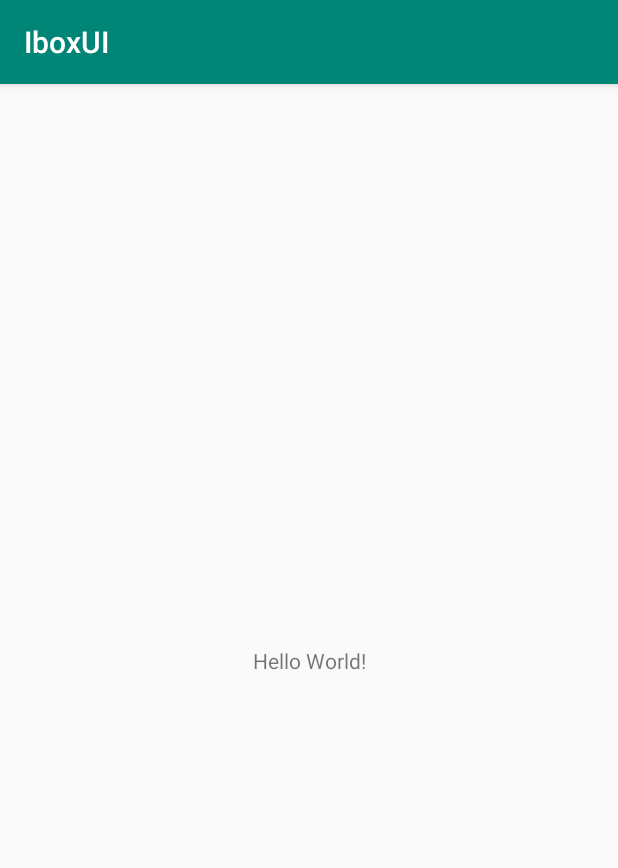
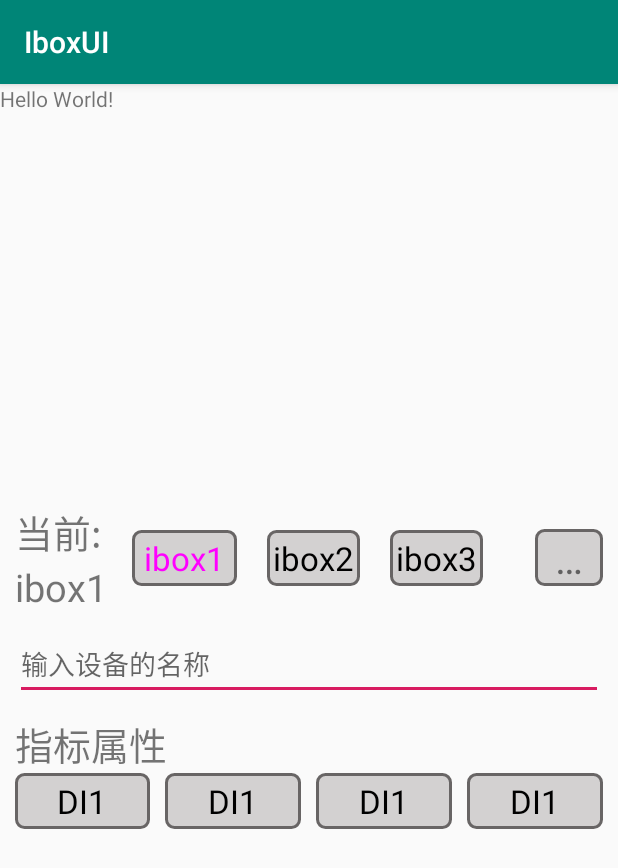
Before and after one commit to FlyingXI/IboxUI, an Android app: the screen it shows after launch (MainActivity), on a phone screen of 412 x 824 dp. Shown: the top 868 px of the screen. Run offline under Robolectric (Android 15) with nearby library versions, the phone set to English and light mode, and no system bars.

Commit message:
finish a little

```diff
--- a/app/src/main/java/com/example/iboxui/IboxLayout.java
+++ b/app/src/main/java/com/example/iboxui/IboxLayout.java
@@ -4,8 +4,22 @@ import android.content.Context;
 import android.util.AttributeSet;
 import android.view.LayoutInflater;
 import android.view.View;
+import android.view.ViewGroup;
+import android.widget.AdapterView;
+import android.widget.ArrayAdapter;
+import android.widget.CompoundButton;
 import android.widget.LinearLayout;
+import android.widget.ListView;
+import android.widget.RadioButton;
+import android.widget.RadioGroup;
 import android.widget.RelativeLayout;
+import android.widget.SimpleAdapter;
+import android.widget.TextView;
+
+import java.util.ArrayList;
+import java.util.HashMap;
+import java.util.List;
+import java.util.Map;
 
 import androidx.annotation.Nullable;
 
@@ -19,34 +33,87 @@ public class IboxLayout extends LinearLayout {
     private RelativeLayout rl3;
     private RelativeLayout rl4;
 
+    //数据
+    //第一行
+    private RadioButtonManager radioButtonManager = new RadioButtonManager();
+    private TextView currentSelected;
+    private TextView rl1More;
+    private ListView rl1MoreList;
+
+
+
     public IboxLayout(Context context) {
         super(context);
+        init(context);
     }
 
     public IboxLayout(Context context, @Nullable AttributeSet attrs) {
         super(context, attrs);
+        init(context);
     }
 
     public IboxLayout(Context context, @Nullable AttributeSet attrs, int defStyleAttr) {
         super(context, attrs, defStyleAttr);
+        init(context);
     }
 
     public IboxLayout(Context context, AttributeSet attrs, int defStyleAttr, int defStyleRes) {
         super(context, attrs, defStyleAttr, defStyleRes);
+        init(context);
     }
 
-    private void init(){
+    private void init(Context context){
         LinearLayout linearLayout = (LinearLayout) LayoutInflater.from(context).inflate(R.layout.ibox_layout, null);
 
         rl1 = linearLayout.findViewById(R.id.rl1);
+
+        initRl1();
+
+        rl1More = linearLayout.findViewById(R.id.more_ibox);
+        rl1MoreList = linearLayout.findViewById(R.id.more_ibox_list);
+        currentSelected = linearLayout.findViewById(R.id.current_selected);
+
+        String[] arr = new String[]{"ibox4", "ibox5"};
+
+        ArrayAdapter<String> adapter = new ArrayAdapter<String>(context, R.layout.item, arr);
+        rl1MoreList.setAdapter(adapter);
+
+        rl1MoreList.setOnItemClickListener(new AdapterView.OnItemClickListener() {
+            @Override
+            public void onItemClick(AdapterView<?> parent, View view, int position, long id) {
+                System.out.println("点击了" + position);
+                rl1MoreList.setVisibility(GONE);
+
+            }
+        });
+
+        rl1More.setOnClickListener(new OnClickListener() {
+            @Override
+            public void onClick(View v) {
+                if(rl1MoreList.getVisibility() == View.GONE){
+                    rl1MoreList.setVisibility(View.VISIBLE);
+                }else {
+                    rl1MoreList.setVisibility(GONE);
+                }
+            }
+        });
+
         rl2 = linearLayout.findViewById(R.id.rl2);
         rl3 = linearLayout.findViewById(R.id.rl3);
         rl4 = linearLayout.findViewById(R.id.rl4);
+
+        LinearLayout.LayoutParams params = new LinearLayout.LayoutParams(ViewGroup.LayoutParams.MATCH_PARENT, ViewGroup.LayoutParams.MATCH_PARENT);
+        addView(linearLayout, params);
     }
 
     private void initRl1(){
-
+        for(int i=0; i< rl1.getChildCount(); i++){
+            if(rl1.getChildAt(i) instanceof RadioButton){
+                radioButtonManager.addRadioButton((RadioButton) rl1.getChildAt(i));
+            }
+        }
     }
 
 
+
 }
--- /dev/null
+++ b/app/src/main/java/com/example/iboxui/RadioButtonManager.java
@@ -0,0 +1,81 @@
+package com.example.iboxui;
+
+import android.widget.CompoundButton;
+import android.widget.RadioButton;
+
+import java.util.ArrayList;
+import java.util.List;
+/* 类似RadioGroup管理在不同布局属于同一组的radioButton*/
+public class RadioButtonManager {
+
+    private List<RadioButton> radioButtons;
+    private int checkedId;
+    private OnCheckedChangeListener onCheckedChangeListener;
+
+    public RadioButtonManager(){
+        radioButtons = new ArrayList<>();
+    }
+
+    public RadioButtonManager(List<RadioButton> radioButtons){
+        this();
+        for(RadioButton rb : radioButtons){
+            addRadioButton(rb);
+        }
+
+    }
+
+    public RadioButtonManager(RadioButton radioButton){
+        this();
+        addRadioButton(radioButton);
+    }
+
+    public void addRadioButton(RadioButton radioButton){
+        radioButtonRegistListener(radioButton);
+        radioButtons.add(radioButton);
+    }
+
+    private void radioButtonRegistListener(final RadioButton radioButton){
+        radioButton.setOnCheckedChangeListener(new CompoundButton.OnCheckedChangeListener() {
+            @Override
+            public void onCheckedChanged(CompoundButton buttonView, boolean isChecked) {
+                if (isChecked) {
+                    List<RadioButton> list = getRadioButtons();
+                    for (int i=0; i<list.size(); i++) {
+                        RadioButton rb = list.get(i);
+                        if (buttonView.getId() != rb.getId()) {
+                            rb.setChecked(false);
+                        } else {
+                            setCheckedId(i);
+                        }
+                    }
+                }
+            }
+        });
+    }
+
+    private List<RadioButton> getRadioButtons() {
+        return radioButtons;
+    }
+
+    public void setRadioButtons(List<RadioButton> radioButtons) {
+        this.radioButtons = radioButtons;
+    }
+
+    public int getCheckedId() {
+        return checkedId;
+    }
+
+    private void setCheckedId(int checkedId) {
+        if (checkedId == getCheckedId()){
+            return;
+        }
+        this.checkedId = checkedId;
+        if(onCheckedChangeListener != null){
+            onCheckedChangeListener.onCheckedChanged(getRadioButtons(), getCheckedId());
+        }
+    }
+
+    public interface OnCheckedChangeListener{
+        public void onCheckedChanged(List<RadioButton> radioButtons, int checkedId);
+    }
+}
--- /dev/null
+++ b/app/src/main/res/drawable-v24/text_color_selector.xml
@@ -0,0 +1,12 @@
+<?xml version="1.0" encoding="utf-8"?>
+<selector xmlns:android="http://schemas.android.com/apk/res/android">
+
+    <item android:state_checked="true" >
+        <color android:color="#0C0C0C"/>
+    </item>
+
+    <item android:state_checked="false" >
+        <color android:color="#969393"/>
+    </item>
+
+</selector>
--- a/app/src/main/res/drawable/border_selector.xml
+++ b/app/src/main/res/drawable/border_selector.xml
@@ -1,16 +1,16 @@
 <?xml version="1.0" encoding="utf-8"?>
 <selector xmlns:android="http://schemas.android.com/apk/res/android">
 
-    <item android:state_single="true" >
+    <item android:state_checked="true" >
         <shape android:shape="rectangle">
             <corners android:radius="5dp"/>
             <solid android:color="#D3D1D1"/>
             <stroke android:width="2dp"
-                android:color="#686565"/>
+                android:color="#C01C1C"/>
         </shape>
     </item>
 
-    <item android:state_single="false" >
+    <item android:state_checked="false" >
         <shape android:shape="rectangle">
             <corners android:radius="5dp"/>
             <solid android:color="#D3D1D1"/>
--- a/app/src/main/res/layout/activity_main.xml
+++ b/app/src/main/res/layout/activity_main.xml
@@ -1,9 +1,10 @@
 <?xml version="1.0" encoding="utf-8"?>
-<androidx.constraintlayout.widget.ConstraintLayout xmlns:android="http://schemas.android.com/apk/res/android"
+<LinearLayout xmlns:android="http://schemas.android.com/apk/res/android"
     xmlns:app="http://schemas.android.com/apk/res-auto"
     xmlns:tools="http://schemas.android.com/tools"
     android:layout_width="match_parent"
     android:layout_height="match_parent"
+    android:orientation="vertical"
     tools:context=".MainActivity">
 
     <TextView
@@ -15,4 +16,9 @@
         app:layout_constraintRight_toRightOf="parent"
         app:layout_constraintTop_toTopOf="parent" />
 
-</androidx.constraintlayout.widget.ConstraintLayout>
+    <com.example.iboxui.IboxLayout
+        android:layout_width="match_parent"
+        android:layout_height="wrap_content"
+        />
+
+</LinearLayout>
--- a/app/src/main/res/layout/ibox_layout.xml
+++ b/app/src/main/res/layout/ibox_layout.xml
@@ -13,71 +13,84 @@
     <RelativeLayout
         android:id="@+id/rl1"
         android:layout_width="match_parent"
-        android:layout_height="wrap_content">
+        android:layout_height="wrap_content"
+        android:layout_marginEnd="10dp"
+        android:layout_marginStart="10dp">
 
         <TextView
             android:id="@+id/current_title"
             android:layout_width="wrap_content"
             android:layout_height="wrap_content"
             android:text="当前:"
-            android:textSize="30sp"/>
+            android:textSize="25sp"/>
 
         <TextView
             android:layout_width="wrap_content"
             android:layout_height="wrap_content"
-            android:id="@+id/current_ibox"
+            android:id="@+id/current_selected"
             android:text="ibox1"
-            android:textSize="30sp"
+            android:textSize="25sp"
             android:layout_below="@+id/current_title"
             />
 
-        <TextView
+        <RadioButton
             android:id="@+id/ibox1"
             android:layout_width="wrap_content"
             android:layout_height="wrap_content"
             android:text="ibox1"
-            android:textSize="28sp"
+            android:textSize="22sp"
+            android:textColor="@drawable/text_color_selector"
             android:layout_marginStart="20dp"
             android:layout_centerVertical="true"
             android:layout_toEndOf="@+id/current_title"
             android:background="@drawable/border_selector"
+            android:button="@null"
+            android:paddingRight="8dp"
+            android:paddingLeft="8dp"
+            android:paddingBottom="4dp"
+            android:paddingTop="4dp"
             />
 
-        <TextView
+        <RadioButton
             android:id="@+id/ibox2"
             android:layout_width="wrap_content"
             android:layout_height="wrap_content"
             android:text="ibox2"
-        android:textSize="28sp"
+            android:textSize="22sp"
             android:layout_marginStart="20dp"
             android:layout_centerVertical="true"
             android:layout_toEndOf="@+id/ibox1"
             android:background="@drawable/border_selector"
+            android:button="@null"
+            android:padding="4dp"
+            android:paddingLeft="2dp"
         />
 
-        <TextView
+        <RadioButton
             android:id="@+id/ibox3"
             android:layout_width="wrap_content"
             android:layout_height="wrap_content"
             android:text="ibox3"
-            android:textSize="28sp"
+            android:textSize="22sp"
             android:layout_marginStart="20dp"
             android:layout_centerVertical="true"
             android:layout_toEndOf="@+id/ibox2"
             android:background="@drawable/border_selector"
+            android:button="@null"
+            android:padding="4dp"
+            android:paddingLeft="2dp"
             />
 
         <TextView
             android:id="@+id/more_ibox"
             android:layout_width="wrap_content"
             android:layout_height="wrap_content"
-            android:text="…"
+            android:text="  …  "
             android:textSize="28sp"
             android:gravity="center"
             android:layout_marginStart="20dp"
             android:layout_centerVertical="true"
             android:layout_alignParentEnd="true"
-            android:layout_marginEnd="20dp"
             android:background="@drawable/border_selector"
             />
 
@@ -87,7 +100,9 @@
         android:id="@+id/rl2"
         android:layout_width="match_parent"
         android:layout_height="wrap_content"
-        android:layout_marginTop="10dp">
+        android:layout_marginTop="10dp"
+        android:layout_marginEnd="10dp"
+        android:layout_marginStart="10dp">
 
         <EditText
             android:id="@+id/search"
@@ -99,67 +114,95 @@
     <RelativeLayout
         android:id="@+id/rl3"
         android:layout_width="match_parent"
-        android:layout_height="wrap_content">
+        android:layout_height="wrap_content"
+        android:layout_marginTop="10dp"
+        android:layout_marginEnd="10dp"
+        android:layout_marginStart="10dp">
 
         <TextView
             android:id="@+id/title"
             android:layout_width="wrap_content"
             android:layout_height="wrap_content"
             android:text="指标属性"
-            android:textSize="30sp"/>
+            android:textSize="25sp"/>
 
-        <TextView
+        <LinearLayout
+            android:layout_width="match_parent"
+            android:layout_height="wrap_content"
+            android:orientation="horizontal"
+            android:layout_below="@+id/title">
+
+            <CheckBox
                 android:layout_width="wrap_content"
                 android:layout_height="wrap_content"
+                android:layout_weight="1"
                 android:id="@+id/d1"
                 android:text="DI1"
-        android:textSize="40sp"
-        android:layout_marginStart="10dp"
-        android:layout_below="@+id/title"
+                android:textSize="22sp"
                 android:background="@drawable/border_selector"
+                android:button="@null"
+                android:padding="4dp"
+                android:paddingLeft="2dp"
+                android:gravity="center"
                 />
 
-        <TextView
+            <CheckBox
+                android:layout_weight="1"
                 android:layout_width="wrap_content"
                 android:layout_height="wrap_content"
                 android:id="@+id/d2"
                 android:text="DI1"
-            android:textSize="40sp"
+                android:textSize="22sp"
                 android:layout_marginStart="10dp"
-            android:layout_below="@+id/title"
-            android:layout_toEndOf="@+id/d1"
                 android:background="@drawable/border_selector"
+                android:button="@null"
+                android:padding="4dp"
+                android:paddingLeft="2dp"
+                android:gravity="center"
                 />
 
-        <TextView
+            <CheckBox
+                android:layout_weight="1"
                 android:layout_width="wrap_content"
                 android:layout_height="wrap_content"
                 android:id="@+id/d3"
                 android:text="DI1"
-            android:textSize="40sp"
+                android:textSize="22sp"
                 android:layout_marginStart="10dp"
-            android:layout_below="@+id/title"
-            android:layout_toEndOf="@+id/d2"
                 android:background="@drawable/border_selector"
+                android:button="@null"
+                android:padding="4dp"
+                android:paddingLeft="2dp"
+                android:gravity="center"
                 />
 
-        <TextView
+            <CheckBox
+                android:layout_weight="1"
                 android:layout_width="wrap_content"
                 android:layout_height="wrap_content"
                 android:id="@+id/d4"
+                android:gravity="center"
                 android:text="DI1"
-            android:textSize="40sp"
+                android:textSize="22sp"
                 android:layout_marginStart="10dp"
-            android:layout_below="@+id/title"
-            android:layout_toEndOf="@+id/d3"
                 android:background="@drawable/border_selector"
+                android:button="@null"
+                android:padding="4dp"
+                android:paddingLeft="2dp"
                 />
+
+        </LinearLayout>
+
+
     </RelativeLayout>
 
     <RelativeLayout
         android:id="@+id/rl4"
         android:layout_width="match_parent"
-        android:layout_height="match_parent">
+        android:layout_height="match_parent"
+        android:layout_marginTop="10dp"
+        android:layout_marginEnd="10dp"
+        android:layout_marginStart="10dp">
 
         <HorizontalScrollView
             android:layout_width="match_parent"
@@ -170,9 +213,11 @@
         </HorizontalScrollView>
 
         <ListView
+            android:id="@+id/more_ibox_list"
             android:layout_width="match_parent"
             android:layout_height="300dp"
             android:layout_alignParentBottom="true"
+            android:background="#929292"
             android:visibility="gone"/>
     </RelativeLayout>
 
```
Also changed, not shown: app/src/main/java/com/example/iboxui/MyAdapter.java (added, +32 -0 lines), app/src/main/java/com/example/iboxui/MyTextView.java (added, +26 -0 lines), app/src/main/res/layout/item.xml (added, +17 -0 lines). Lines whose indentation alone changed are shown as unchanged.
